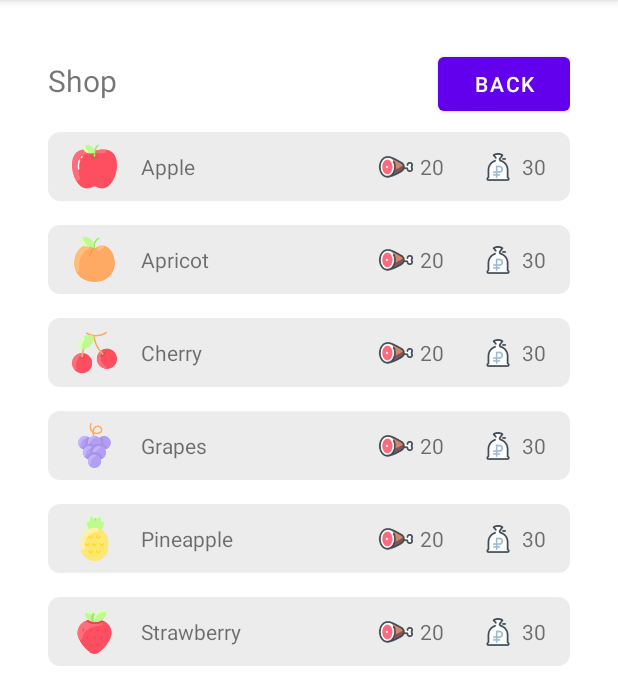
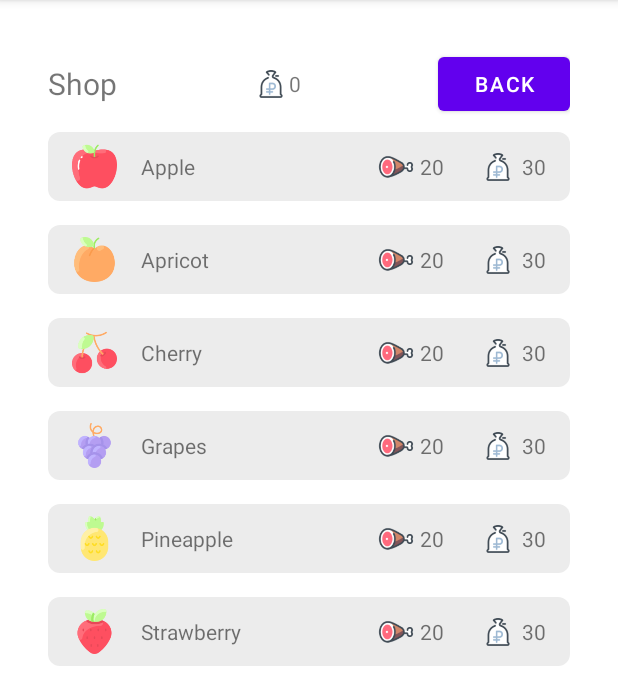
Before and after one commit to LuEnCam/Kumo-s-Life, an Android app: the ShopActivity screen opened directly, with no data from a screen before it, after a tap on "Apple", on a phone screen of 412 x 824 dp, the part 84-761 px from its top. Run offline under Robolectric (Android 15) with nearby library versions, the phone set to English and light mode, and no system bars; our stand-ins replace Room's generated code; Roboto replaces fonts that are not available here.

Commit message:
add monney

```diff
--- a/app/src/main/java/ch/hearc/kumoslife/views/shop/ShopActivity.kt
+++ b/app/src/main/java/ch/hearc/kumoslife/views/shop/ShopActivity.kt
@@ -1,9 +1,12 @@
 package ch.hearc.kumoslife.views.shop
 
+import android.content.Context
+import android.content.SharedPreferences
 import androidx.appcompat.app.AppCompatActivity
 import android.os.Bundle
 import android.util.Log
 import android.widget.Button
+import android.widget.TextView
 import android.widget.Toast
 import androidx.recyclerview.widget.LinearLayoutManager
 import androidx.recyclerview.widget.RecyclerView
@@ -28,9 +31,6 @@ class ShopActivity : AppCompatActivity()
 
         ShopViewModel.getInstance().getAllFood(this::updateResult)
 
-
-
-
         val recyclerView: RecyclerView = findViewById(R.id.shopRecyclerView)
         recyclerView.stopScroll()
         recyclerView.layoutManager = LinearLayoutManager(this)
@@ -38,14 +38,24 @@ class ShopActivity : AppCompatActivity()
 
         adapter.onItemClick = { item ->
             if (item is Food) {
-                val statisticViewModel = StatisticViewModel.getInstance();
-                val stat = statisticViewModel.getStatisticByName("Hunger")
-                if (stat != null)
+                if (removeMoney(item.prize))
                 {
-                    val prec: String = stat.name + stat.value
-                    statisticViewModel.decrease(item.nutritiveValue.toDouble(), stat)
-                    Toast.makeText(applicationContext, "Miam !\nKumo a encroe faim de" + stat.value, Toast.LENGTH_SHORT).show()
+                    val statisticViewModel = StatisticViewModel.getInstance();
+                    val stat = statisticViewModel.getStatisticByName("Hunger")
+                    if (stat != null)
+                    {
+                        //val prec: String = stat.name + stat.value
+                        statisticViewModel.decrease(item.nutritiveValue.toDouble(), stat)
+
+
+                        Toast.makeText(applicationContext, "Miam !\nKumo a encroe faim de " + stat.value, Toast.LENGTH_SHORT).show()
+                    }
                 }
+                else
+                {
+                    Toast.makeText(applicationContext, "Oooops tu n'as pas assez d'argent !", Toast.LENGTH_SHORT).show()
+                }
+
 
             }
 
@@ -57,7 +67,42 @@ class ShopActivity : AppCompatActivity()
         findViewById<Button>(R.id.returnToMainButton).setOnClickListener() {
             finish()
         }
+
+        val textView: TextView = findViewById<TextView>(R.id.money)
+        textView.setText(getMoney().toString())
     }
+
+
+        private fun setMoney(money: Int)
+        {
+            val mPrefs = getSharedPreferences("bag", 0)
+            val mEditor = mPrefs.edit()
+            mEditor.putInt("money", money).commit()
+            val textView: TextView = findViewById<TextView>(R.id.money)
+            textView.setText(getMoney().toString())
+
+        }
+
+        fun getMoney(): Int
+        {
+            val mPrefs = getSharedPreferences("bag", 0)
+            return mPrefs.getInt("money", 0)
+        }
+
+        fun removeMoney(remove: Int) : Boolean
+        {
+            val money = getMoney()
+            if (money >= remove)
+            {
+                setMoney(getMoney() - remove)
+                return true
+            }
+            return false
+        }
+
+
+
+
 
     fun getImageRId(s: String): Int
     {
--- a/app/src/main/res/layout/activity_shop.xml
+++ b/app/src/main/res/layout/activity_shop.xml
@@ -12,6 +12,7 @@
         android:id="@+id/linearLayout"
         android:layout_width="match_parent"
         android:layout_height="wrap_content"
+        android:gravity="center"
         android:orientation="horizontal"
         app:layout_constraintEnd_toEndOf="parent"
         app:layout_constraintStart_toStartOf="parent"
@@ -23,11 +24,27 @@
             android:layout_height="wrap_content"
             android:text="Shop"
             android:textSize="20sp" />
-
         <Space
             android:layout_width="0dp"
             android:layout_height="match_parent"
             android:layout_weight="1" />
+
+        <ImageView
+            android:id="@+id/prizeImageView"
+            android:layout_width="24dp"
+            android:layout_height="24dp"
+            app:srcCompat="@drawable/money" />
+
+        <TextView
+            android:id="@+id/money"
+            android:layout_width="wrap_content"
+            android:layout_height="wrap_content"
+            android:text="Prize" />
+        <Space
+            android:layout_width="0dp"
+            android:layout_height="match_parent"
+            android:layout_weight="1" />
+
 
         <Button
             android:id="@+id/returnToMainButton"
```
Also changed, not shown: app/src/main/java/ch/hearc/kumoslife/views/MainActivity.kt (+7 -0 lines).
